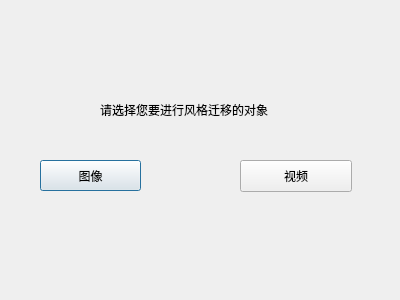
This is gui/start.ui in ZYFZYF/Image-Style-Transfer as Qt 5 draws it before an edit. The edited form follows.
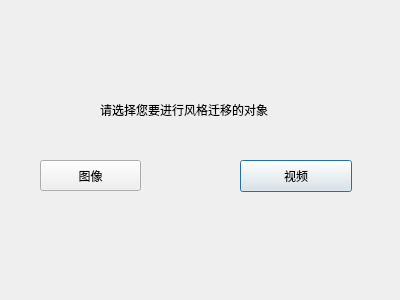
This is the edited form.

Patch:
```diff
--- a/gui/start.ui
+++ b/gui/start.ui
@@ -25,6 +25,9 @@
    <property name="text">
     <string>图像</string>
    </property>
+   <property name="default">
+    <bool>true</bool>
+   </property>
   </widget>
   <widget class="QPushButton" name="select_video">
    <property name="geometry">
@@ -38,6 +41,9 @@
    <property name="text">
     <string>视频</string>
    </property>
+   <property name="default">
+    <bool>true</bool>
+   </property>
   </widget>
   <widget class="QLabel" name="label">
    <property name="geometry">
```
